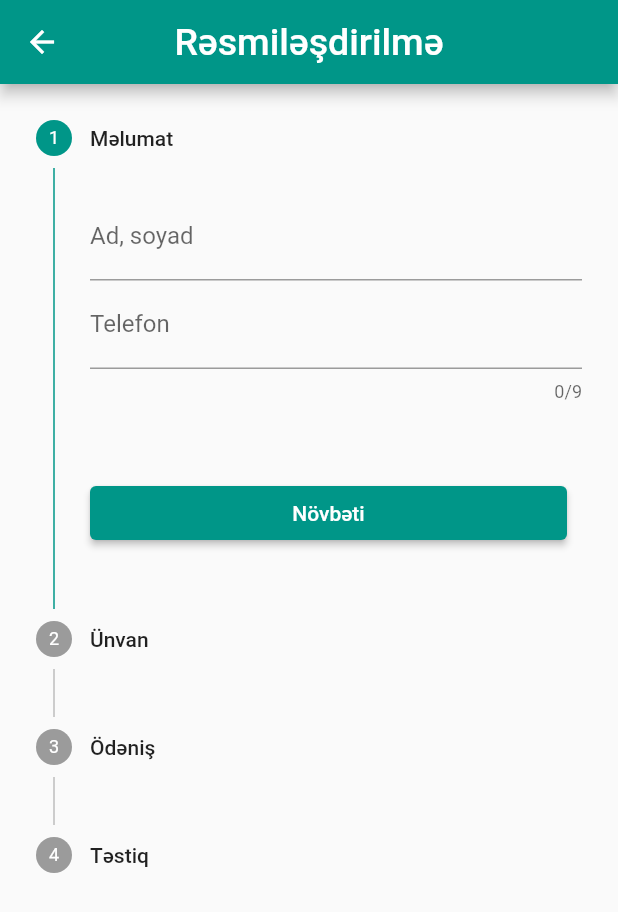
After one commit to NijatNaghiyev/codelandia_team_work_ecommerce, a Flutter app: the screen it shows after launch, item 3 of the bottom bar chosen, after a tap on "Order", on a phone screen of 412 x 824 dp. The commit adds this screen. Shown: the top 912 px of the screen. Run offline on Flutter 3.47's test engine with Material 2 defaults, Android fonts, the phone set to English and light mode, and no system bars; our stand-ins replace animated_splash_screen, animated_text_kit, dio, fancy_shimmer_image, flutter_rating_bar, get and 4 more; missing offline and left inert: bottom_sheet, circle_flags; accounts and stored records are empty; network calls fail.

Commit message:
Cart Screen

```diff
--- a/lib/get_x/localization/messages.dart
+++ b/lib/get_x/localization/messages.dart
@@ -4,6 +4,7 @@ class Messages extends Translations {
   @override
   Map<String, Map<String, String>> get keys => {
         'en_US': {
+          'Range': 'Range',
           'Apply filters': 'Apply filters',
           'Clear all': 'Clear all',
           'Department': 'Brend',
@@ -55,6 +56,7 @@ class Messages extends Translations {
           "lighting": "lighting",
         },
         'az': {
+          'Range': 'Aralıq',
           'Apply filters': 'Təsdiq et',
           'Clear all': 'Təmizlə',
           'Department': 'Brend',
--- a/lib/get_x/state/cart_list_get_x.dart
+++ b/lib/get_x/state/cart_list_get_x.dart
@@ -7,6 +7,5 @@ class CartList extends GetxController {
   void onInit() {
     super.onInit();
     cartList.value = Hive.box('cartListBox').get('cartList') ?? [];
-    print(cartList);
   }
 }
--- /dev/null
+++ b/lib/screens/cart_screen.dart
@@ -0,0 +1,73 @@
+import 'package:codelandia_team_work_ecommerce/get_x/state/cart_list_get_x.dart';
+import 'package:codelandia_team_work_ecommerce/get_x/state/product_list_get_x.dart';
+import 'package:codelandia_team_work_ecommerce/screens/order_screen.dart';
+import 'package:codelandia_team_work_ecommerce/service/model/products_model.dart';
+import 'package:codelandia_team_work_ecommerce/widgets/cart_card.dart';
+import 'package:flutter/material.dart';
+import 'package:get/get.dart';
+
+class CartScreen extends StatelessWidget {
+  const CartScreen({super.key});
+
+  @override
+  Widget build(BuildContext context) {
+    CartList cartsId = Get.put(CartList());
+    ProductList allProducts = Get.put(ProductList());
+    List<Product> selectedProducts = allProducts.productListGetX
+        .where((i) => cartsId.cartList.contains(i.id))
+        .toList();
+
+    return Scaffold(
+      body: Container(
+        color: Get.isDarkMode ? Colors.grey : Colors.grey[300],
+        child: GridView.builder(
+          itemCount: selectedProducts.length,
+          gridDelegate: const SliverGridDelegateWithFixedCrossAxisCount(
+            crossAxisCount: 1,
+            mainAxisSpacing: 10,
+          ),
+          itemBuilder: (context, index) =>
+              CartCard(product: selectedProducts[index]),
+        ),
+      ),
+      bottomNavigationBar: BottomAppBar(
+          child: Row(
+        mainAxisAlignment: MainAxisAlignment.spaceAround,
+        children: [
+          Obx(() {
+            return Text(
+              "Total price: \n${(allProducts.productListGetX.fold(0, (previousValue, element) {
+                    if (cartsId.cartList.contains(element.id)) {
+                      return previousValue +
+                          element.price *
+                              cartsId.cartList
+                                  .where((e) => e == element.id)
+                                  .length;
+                    }
+                    return previousValue;
+                  }).toDouble() * 0.9).toStringAsFixed(2)}",
+              style: const TextStyle(
+                fontSize: 20,
+                color: Colors.teal,
+                fontWeight: FontWeight.w600,
+              ),
+            );
+          }),
+          ElevatedButton(
+            style: ElevatedButton.styleFrom(
+              backgroundColor: Colors.teal,
+            ),
+            onPressed: () {
+              Navigator.push(context,
+                  MaterialPageRoute(builder: (context) => const OrderScreen()));
+            },
+            child: const Text(
+              "Order",
+              style: TextStyle(fontSize: 20),
+            ),
+          ),
+        ],
+      )),
+    );
+  }
+}
--- a/lib/screens/category_details_page.dart
+++ b/lib/screens/category_details_page.dart
@@ -1,7 +1,6 @@
 import 'package:codelandia_team_work_ecommerce/widgets/product_card.dart';
 import 'package:flutter/material.dart';
 import 'package:get/get.dart';
-import 'package:google_fonts/google_fonts.dart';
 import '../get_x/state/product_list_get_x.dart';
 import '../utilities/constants/category_constants.dart';
 
@@ -124,9 +123,7 @@ class CategoryDetailsPage extends StatelessWidget {
           ],
         ),
       ),
-      backgroundColor: Color(
-        backgroundColor[category],
-      ),
+      backgroundColor: bgColor,
     );
   }
 }
--- a/lib/screens/discover_screen.dart
+++ b/lib/screens/discover_screen.dart
@@ -2,7 +2,6 @@ import 'package:bottom_sheet/bottom_sheet.dart';
 import 'package:codelandia_team_work_ecommerce/widgets/category_card.dart';
 import 'package:codelandia_team_work_ecommerce/widgets/product_card.dart';
 import 'package:flutter/material.dart';
-import 'package:flutter/rendering.dart';
 import 'package:get/get.dart';
 import 'package:google_fonts/google_fonts.dart';
 
--- a/lib/screens/main_screen.dart
+++ b/lib/screens/main_screen.dart
@@ -1,3 +1,4 @@
+import 'package:codelandia_team_work_ecommerce/screens/cart_screen.dart';
 import 'package:codelandia_team_work_ecommerce/screens/discover_screen.dart';
 import 'package:codelandia_team_work_ecommerce/screens/profile_screen.dart';
 import 'package:flutter/material.dart';
@@ -47,6 +48,10 @@ class _MainScreenState extends State<MainScreen> {
             'https://images.yourstory.com/cs/2/96eabe90392211eb93f18319e8c07a74/Imagejtb7-1684960500563.jpg',
       );
     }
+    if (_currentIndex == 2) {
+      activeScreen = const CartScreen();
+    }
+
     return Scaffold(
       body: activeScreen,
       bottomNavigationBar: AnimatedCrossFade(
--- /dev/null
+++ b/lib/screens/order_screen.dart
@@ -0,0 +1,231 @@
+import 'package:flutter/material.dart';
+import 'package:flutter/services.dart';
+
+class OrderScreen extends StatefulWidget {
+  const OrderScreen({super.key});
+
+  @override
+  State<OrderScreen> createState() => _OrderScreenState();
+}
+
+class _OrderScreenState extends State<OrderScreen> {
+  final fullName = TextEditingController();
+  final phone = TextEditingController();
+  final address = TextEditingController();
+  String? city;
+  List<String> cities = ["Bakı", "Sumqayıt", "Gəncə"];
+  int currentStep = 0;
+  final _formKey = GlobalKey<FormState>();
+  List<Step> getSteps() => [
+        Step(
+          state: currentStep > 0 ? StepState.complete : StepState.indexed,
+          isActive: currentStep >= 0,
+          title: const Text("Məlumat"),
+          content: Column(children: [
+            TextField(
+              controller: fullName,
+              decoration: const InputDecoration(
+                label: Text("Ad, soyad"),
+              ),
+            ),
+            TextField(
+              maxLength: 9,
+              decoration: const InputDecoration(
+                prefix: Text("+994 "),
+                label: Text("Telefon"),
+              ),
+              keyboardType: TextInputType.number,
+              inputFormatters: <TextInputFormatter>[
+                FilteringTextInputFormatter.digitsOnly
+              ],
+            )
+          ]),
+        ),
+        Step(
+          state: currentStep > 1 ? StepState.complete : StepState.indexed,
+          isActive: currentStep >= 1,
+          title: const Text("Ünvan"),
+          content: Column(
+            children: [
+              DropdownButton(
+                hint: const Text("Şəhər"),
+                dropdownColor: Colors.teal,
+                iconSize: 36,
+                isExpanded: true,
+                items: cities
+                    .map((e) => DropdownMenuItem(
+                          value: e,
+                          child: Text(e),
+                        ))
+                    .toList(),
+                onChanged: (value) {
+                  setState(() {
+                    city = value!;
+                  });
+                },
+                value: city,
+              ),
+              TextField(
+                controller: address,
+                decoration: const InputDecoration(
+                  label: Text("Küçə"),
+                ),
+              ),
+            ],
+          ),
+        ),
+        Step(
+          state: currentStep > 2 ? StepState.complete : StepState.indexed,
+          isActive: currentStep >= 2,
+          title: const Text("Ödəniş"),
+          content: Container(),
+        ),
+        Step(
+          state: currentStep > 3 ? StepState.complete : StepState.indexed,
+          isActive: currentStep >= 3,
+          title: const Text("Təstiq"),
+          content: Container(),
+        ),
+      ];
+
+  @override
+  Widget build(BuildContext context) {
+    return Scaffold(
+        appBar: AppBar(
+          centerTitle: true,
+          title: const Text(
+            "Rəsmiləşdirilmə",
+            style: TextStyle(fontSize: 25, fontWeight: FontWeight.w500),
+          ),
+          backgroundColor: Colors.teal,
+          leading: IconButton(
+            icon: const Icon(Icons.arrow_back),
+            onPressed: () {
+              Navigator.pop(context);
+            },
+          ),
+        ),
+        body: Theme(
+          data: Theme.of(context).copyWith(
+              colorScheme: const ColorScheme.light(primary: Colors.teal)),
+          child: Stepper(
+            onStepTapped: (value) => setState(() {
+              currentStep = value;
+            }),
+            steps: getSteps(),
+            currentStep: currentStep,
+            onStepContinue: () {
+              currentStep != getSteps().length - 1
+                  ? setState(() {
+                      currentStep++;
+                    })
+                  : print("aaaa");
+            },
+            onStepCancel: () {
+              currentStep == 0
+                  ? null
+                  : setState(() {
+                      currentStep--;
+                    });
+            },
+            controlsBuilder: (context, details) {
+              return Container(
+                margin: const EdgeInsets.only(top: 50),
+                child: Row(
+                  children: [
+                    Expanded(
+                      child: ElevatedButton(
+                          onPressed: details.onStepContinue,
+                          child: Text(currentStep == getSteps().length - 1
+                              ? "Təstiq"
+                              : "Növbəti")),
+                    ),
+                    const SizedBox(
+                      width: 10,
+                    ),
+                    if (currentStep != 0)
+                      Expanded(
+                        child: ElevatedButton(
+                            onPressed: details.onStepCancel,
+                            child: const Text("Geriyə")),
+                      ),
+                  ],
+                ),
+              );
+            },
+          ),
+        )
+        //  Padding(
+        //   padding: const EdgeInsets.all(12.0),
+        //   child: Form(
+        //     key: _formKey,
+        //     child: SingleChildScrollView(
+        //       child: Column(
+        //         children: [
+        //           TextFormField(
+        //             validator: (value) {
+        //               return (value == null || value.isEmpty)
+        //                   ? "Doldurulması vacibdir"
+        //                   : null;
+        //             },
+        //             decoration: InputDecoration(
+        //               label: const Text("Ad, soyad"),
+        //               border: OutlineInputBorder(
+        //                 borderRadius: BorderRadius.circular(10),
+        //               ),
+        //             ),
+        //           ),
+        //           const SizedBox(
+        //             height: 15,
+        //           ),
+        //           TextFormField(
+        //             validator: (value) {
+        //               return (value == null || value.isEmpty || value.length < 9)
+        //                   ? "Doldurulması vacibdir"
+        //                   : null;
+        //             },
+        //             maxLength: 9,
+        //             decoration: InputDecoration(
+        //               prefix: const Text("+994 "),
+        //               label: const Text("Telefon"),
+        //               border: OutlineInputBorder(
+        //                 borderRadius: BorderRadius.circular(10),
+        //               ),
+        //             ),
+        //             keyboardType: TextInputType.number,
+        //             inputFormatters: <TextInputFormatter>[
+        //               FilteringTextInputFormatter.digitsOnly
+        //             ],
+        //           ),
+        //           const SizedBox(
+        //             height: 15,
+        //           ),
+        //           TextFormField(
+        //             validator: (value) {
+        //               return (value == null || value.isEmpty)
+        //                   ? "Doldurulması vacibdir"
+        //                   : null;
+        //             },
+        //             decoration: InputDecoration(
+        //               label: const Text("Ünvan"),
+        //               border: OutlineInputBorder(
+        //                 borderRadius: BorderRadius.circular(10),
+        //               ),
+        //             ),
+        //           ),
+        //           const SizedBox(
+        //             height: 20,
+        //           ),
+        //           ElevatedButton(
+        //               onPressed: () {
+        //                 if (_formKey.currentState!.validate()) {}
+        //               },
+        //               child: const Text("Sifariş et"))
+        //         ],
+        //       ),
+        //     ),
+        //   ),
+        // ),
+        );
+  }
+}
--- a/lib/screens/profile_screen.dart
+++ b/lib/screens/profile_screen.dart
@@ -26,7 +26,7 @@ class _ProfileScreenState extends State<ProfileScreen> {
             clipBehavior: Clip.none,
             children: [
               Container(
-                decoration: BoxDecoration(
+                decoration: const BoxDecoration(
                   gradient: LinearGradient(
                     colors: [
                       Color(0xFF11998e),
--- a/lib/widgets/bottom_sheet/bottom_sheet.dart
+++ b/lib/widgets/bottom_sheet/bottom_sheet.dart
@@ -1,6 +1,4 @@
 // ignore_for_file: prefer_const_constructors
-
-import 'dart:async';
 
 import 'package:codelandia_team_work_ecommerce/get_x/state/category_filter_list.dart';
 import 'package:codelandia_team_work_ecommerce/get_x/state/product_list_get_x.dart';
--- a/lib/widgets/bottom_sheet/bottom_sheet_filters_container.dart
+++ b/lib/widgets/bottom_sheet/bottom_sheet_filters_container.dart
@@ -16,7 +16,6 @@ class BottomSheetFiltersContainer extends StatelessWidget {
 
   @override
   Widget build(BuildContext context) {
-    CategoryFilter categoryFilterController = Get.put(CategoryFilter());
     return Container(
       color: selectedFilter == text
           ? Get.isDarkMode
```
Also changed, not shown: lib/screens/product_screen.dart (+16 -8 lines), lib/utilities/methods/bottom_sheet_app_bar.dart (+8 -5 lines), lib/widgets/bottom_sheet/bottom_sheet_price.dart (+8 -0 lines), lib/widgets/cart_card.dart (added, +148 -0 lines).
